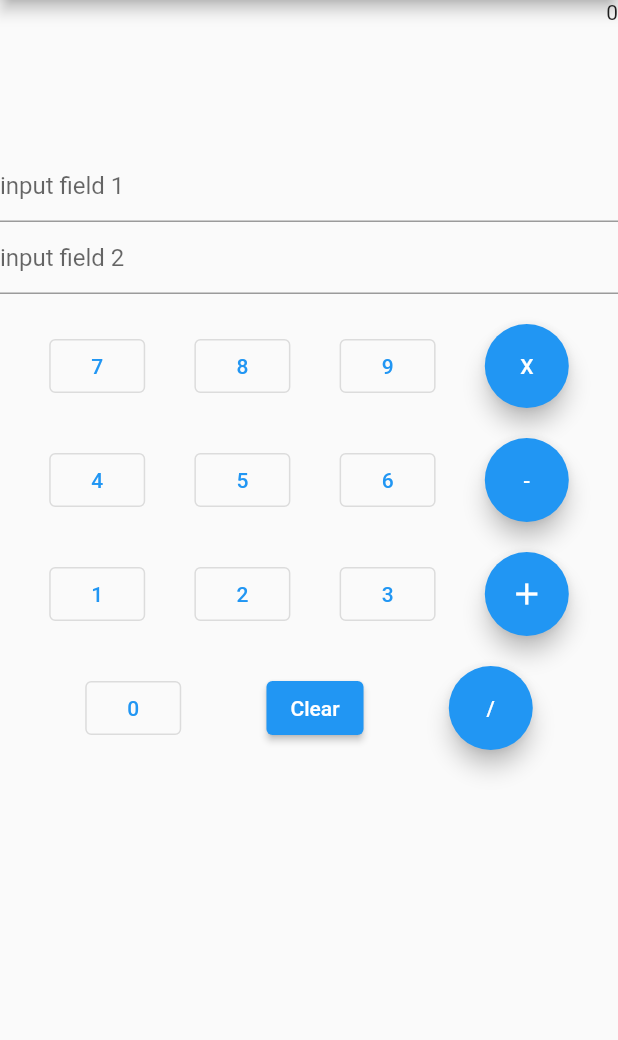
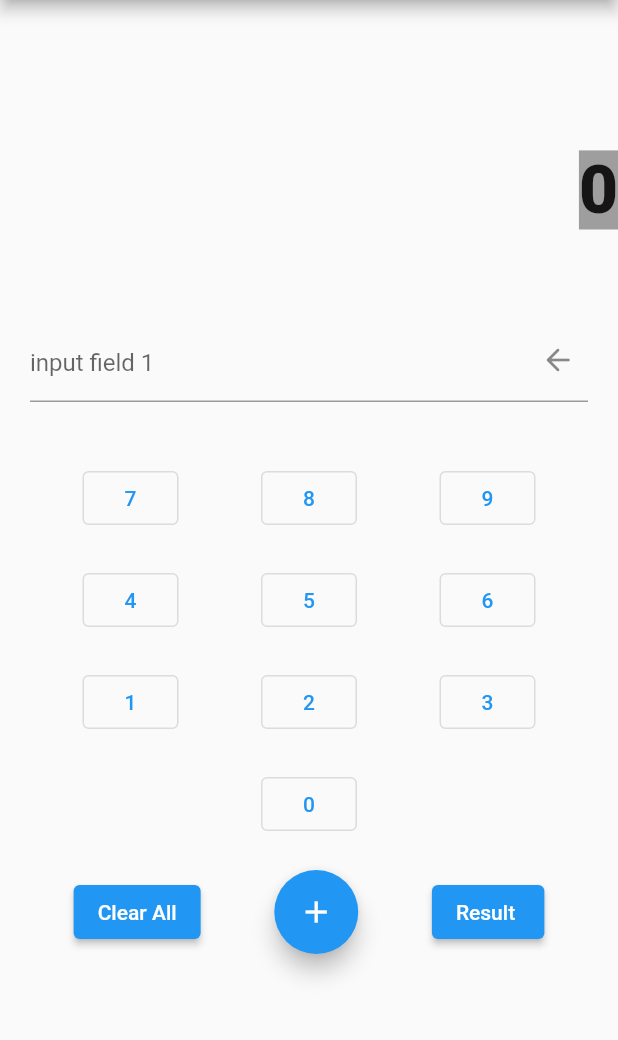
Before and after one commit to MegaDhakse2/calculator, a Flutter app: the screen it shows after launch, after a tap on the "add" icon, on a phone screen of 412 x 824 dp, the part 84-1124 px from its top. Run offline on Flutter 3.47's test engine with Material 2 defaults, Android fonts, the phone set to English and light mode, and no system bars.

Commit message:
changed the format
Used only one Input field

```diff
--- a/lib/main.dart
+++ b/lib/main.dart
@@ -1,5 +1,6 @@
 import 'package:flutter/material.dart';
 import 'package:flutter/services.dart';
+
 
 void main()
 {
@@ -25,29 +26,73 @@ class Calci extends StatefulWidget {
 }
 
 class _CalciState extends State<Calci> {
-  final inputcontroll1=TextEditingController();
-  final inputcontroll2=TextEditingController();
-  int input1=0;
-  int input2=0;
+
+  final inputControll1=TextEditingController();
+  final inputControll2=TextEditingController();
+  List<int> input=[];
   int finall= 0;
+  List<int> list =[];
+   String dum = '';
+
+  void lists(){
+    int val = int.parse(inputControll1.text);
+    list.add(val);
+    input=list;
+    // print('${list}');
+    for(var i=0; i<list.length;i++)
+      {
+        print(list.join(' + '));
+        // print(list.toString()
+        // .replaceAll(',', ' +')
+        // .replaceAll('[', '')
+        // .replaceAll(']', '')
+        // )
+      }
+
+  }
+    void result(){
+      var sum = 0;
+      for(var i=0; i<list.length; i++){
+        sum=sum-list[i];
+      }
+      finall=sum;
+      print(sum);
+    }
+
+     void clearAll(){
+    list=[];
+    print(list);
+     }
+     void clear(){
+      dum = inputControll1.text;
+      dum = dum.substring(0,dum.length-1);
+      inputControll1.text=dum;
+
+      print(dum);
+     }
+
+
+
   int sum(){
-    int num1=int.parse(inputcontroll1.text);
-    int num2=int.parse(inputcontroll2.text);
-    return num1 + num2;
+    int num1 = int.parse(inputControll1.text);
+    inputControll1.text='';
+
+    return 0;
   }
+
   int sub(){
-    int num1=int.parse(inputcontroll1.text);
-    int num2=int.parse(inputcontroll2.text);
+    int num1=int.parse(inputControll1.text);
+    int num2=int.parse(inputControll2.text);
     return num1 - num2;
   }
   int mul(){
-    int num1=int.parse(inputcontroll1.text);
-    int num2=int.parse(inputcontroll2.text);
+    int num1=int.parse(inputControll1.text);
+    int num2=int.parse(inputControll2.text);
     return num1 * num2;
   }
   int div(){
-    int num1=int.parse(inputcontroll1.text);
-    int num2=int.parse(inputcontroll2.text);
+    int num1=int.parse(inputControll1.text);
+    int num2=int.parse(inputControll2.text);
     return (num1 ~/ num2).floor();
   }
 
@@ -55,6 +100,7 @@ class _CalciState extends State<Calci> {
   Widget build(BuildContext context) {
     return SafeArea(
         child: Scaffold(
+          resizeToAvoidBottomInset: false,
           appBar: AppBar(
             title: const Text('calculator'),
           ),
@@ -64,26 +110,50 @@ class _CalciState extends State<Calci> {
                 alignment: Alignment.topRight,
                 // width:150 ,
                 height: 100,
-                child: Text(finall.toString(), textDirection: TextDirection.rtl),
+                child: Text(input.join(' + '),
+                style: const TextStyle(
+                  fontSize: 25,
+                  fontWeight: FontWeight.bold,
+                ),
+                ),
+
+              ), Container(
+                alignment: Alignment.topRight,
+                // width:150 ,
+                height: 100,
+                child: Text(finall.toString(),
+                  style: const TextStyle(
+                  fontSize: 45,
+                  fontWeight: FontWeight.w900,
+                    backgroundColor: Colors.grey,
+                ),),
+
               ),
 
-               TextFormField(
-                controller: inputcontroll1,
-                keyboardType: TextInputType.number,
-                inputFormatters: [FilteringTextInputFormatter.digitsOnly],
-                decoration: const InputDecoration(
-                  hintText: 'input field 1',
-                ),
-                // child: Text(input1.toString()),
+
+               Container(
+                 padding: const EdgeInsets.all(20),
+                 child: TextFormField(
+                   controller: inputControll1,
+                  keyboardType: TextInputType.none,
+                   // decoration: const InputDecoration(
+                   //   suffixIcon:Icon(Icons.arrow_back_rounded),
+                  inputFormatters: [FilteringTextInputFormatter.digitsOnly],
+                  decoration:  InputDecoration(
+                    hintText: 'input field 1',
+                    suffixIcon: IconButton(
+                      onPressed: () {
+                        clear();
+                      },
+                      alignment: Alignment.topRight,
+                      icon: const Icon(Icons.arrow_back_rounded),
+                    ),
+
+                  ),
+                  // child: Text(input1.toString()),
               ),
-              TextFormField(
-                controller: inputcontroll2 ,
-                keyboardType: TextInputType.number,
-                inputFormatters: [FilteringTextInputFormatter.digitsOnly],
-                decoration: const InputDecoration(
-                  hintText: 'input field 2',
-                ),
-              ),
+               ),
+
               const SizedBox(height: 20,),
               Row(
                 mainAxisAlignment: MainAxisAlignment.spaceEvenly,
@@ -91,7 +161,8 @@ class _CalciState extends State<Calci> {
               OutlinedButton(
                   onPressed: () {
                     setState(() {
-                        input1=7;
+                        // inputcontroll1.text='7' ;
+                        inputControll1.text = '${inputControll1.text}7' ;
                     });
                   },
                   child: const Text('7'),
@@ -99,7 +170,7 @@ class _CalciState extends State<Calci> {
               OutlinedButton(
                   onPressed: () {
                     setState(() {
-                        input1=8;
+                      inputControll1.text = '${inputControll1.text}8' ;
                     });
                   },
                   child: const Text('8'),
@@ -107,21 +178,21 @@ class _CalciState extends State<Calci> {
               OutlinedButton(
                 onPressed: () {
                   setState(() {
-                    input1=9;
+                    inputControll1.text= '${inputControll1.text}9';
                   });
                 },
                 child: const Text('9'),
               ),
-                  FloatingActionButton(
-                    onPressed: () {
-                      setState((){
-                        finall=mul();
-                      },
-                      );
-                    },
-                    tooltip: 'Multiply',
-                    child: const Text('X'),// child:Text(),
-                  ),
+                  // FloatingActionButton(
+                  //   onPressed: () {
+                  //     setState((){
+                  //       finall=mul();
+                  //     },
+                  //     );
+                  //   },
+                  //   tooltip: 'Multiply',
+                  //   child: const Text('X'),// child:Text(),
+                  // ),
             ],
           ),
               const SizedBox(height: 20,),
@@ -133,7 +204,7 @@ class _CalciState extends State<Calci> {
                   OutlinedButton(
                     onPressed: () {
                       setState(() {
-                        input1=4;
+                        inputControll1.text = '${inputControll1.text}4';
                       });
                     },
                     child: const Text('4'),
@@ -141,7 +212,8 @@ class _CalciState extends State<Calci> {
                   OutlinedButton(
                     onPressed: () {
                       setState(() {
-                        input1=5;
+                        inputControll1.text = '${inputControll1.text}5';
+
                       });
                     },
                     child: const Text('5'),
@@ -149,21 +221,22 @@ class _CalciState extends State<Calci> {
                   OutlinedButton(
                     onPressed: () {
                       setState(() {
-                        input1=6;
+                        inputControll1.text = '${inputControll1.text}6';
+
                       });
                     },
                     child: const Text('6'),
                   ),
-                  FloatingActionButton(
-                    onPressed: () {
-                      setState((){
-                        finall=sub();
-                      },
-                      );
-                    },
-                    tooltip: 'Subtract',
-                    child: const Text('-'),// child:Text(),
-                  ),
+                  // FloatingActionButton(
+                  //   onPressed: () {
+                  //     setState((){
+                  //       finall=sub();
+                  //     },
+                  //     );
+                  //   },
+                  //   tooltip: 'Subtract',
+                  //   child: const Text('-'),// child:Text(),
+                  // ),
                 ],
               ),
               const SizedBox(height: 20,),
@@ -175,7 +248,8 @@ class _CalciState extends State<Calci> {
                   OutlinedButton(
                     onPressed: () {
                       setState(() {
-                        input1=1;
+                        inputControll1.text = '${inputControll1.text}1';
+
                       });
                     },
                     child: const Text('1'),
@@ -183,28 +257,21 @@ class _CalciState extends State<Calci> {
                   OutlinedButton(
                     onPressed: () {
                       setState(() {
-                        input1=2;
+                        inputControll1.text = '${inputControll1.text}2';
+
                       });
                     },
                     child: const Text('2'),
                   ),OutlinedButton(
                     onPressed: () {
                       setState(() {
-                        input1=3;
+                        inputControll1.text = '${inputControll1.text}3';
+
                       });
                     },
                     child: const Text('3'),
                   ),
-                  FloatingActionButton(
-                    onPressed: () {
-                      setState((){
-                        finall=sum();
-                      },
-                      );
-                    },
-                    tooltip: 'Add',
-                    child: const Icon(Icons.add),// child:Text(),
-                  ),
+
                 ],
               ),
               const SizedBox(height: 20,),
@@ -215,31 +282,61 @@ class _CalciState extends State<Calci> {
                   OutlinedButton(
                     onPressed: () {
                       setState(() {
-                        input1=0;
+                        inputControll1.text = '${inputControll1.text}0';
+
                       });
                     },
                     child: const Text('0'),
                   ),
-
-
+                  ],
+              ),
+                  const SizedBox(height: 20,),
+                  Row(
+                    mainAxisAlignment: MainAxisAlignment.spaceEvenly,
+                    children: [
                   ElevatedButton(
                     onPressed: () {
                       setState((){
                         finall=0;
+                        inputControll1.text='';
+                        clearAll();
+                        input=[];
                       },
                       );
                     },
-                    child: const Text('Clear'),// child:Text(),
+                    child: const Text('Clear All'),// child:Text(),
                   ),
                   FloatingActionButton(
                     onPressed: () {
                       setState((){
-                        finall=div();
+                        // finall=sum();
+                        lists();
+                        inputControll1.text = '';
+
                       },
                       );
                     },
-                    tooltip: 'Divide',
-                    child: const Text('/'),// child:Text(),
+                    tooltip: 'Add',
+                    child: const Icon(Icons.add),// child:Text(),
+                  ),
+                  // FloatingActionButton(
+                  //   onPressed: () {
+                  //     setState((){
+                  //       finall=div();
+                  //     },
+                  //     );
+                  //   },
+                  //   tooltip: 'Divide',
+                  //   child: const Text('/'),// child:Text(),
+                  // ),
+                  ElevatedButton(
+                    onPressed: () {
+                      setState((){
+                          result();
+                      },
+                      );
+                    },
+                    child: const Text('Result '),// child:Text(),
                   ),
                 ],
               ),
```
Also changed, not shown: 1 other file.
